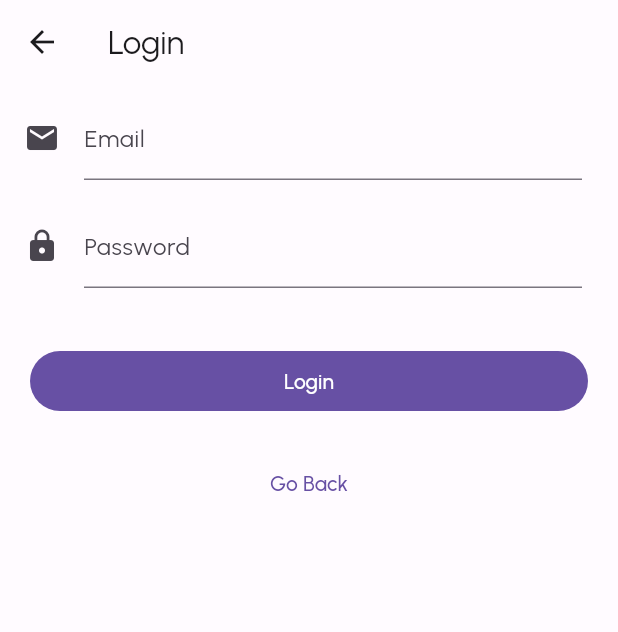
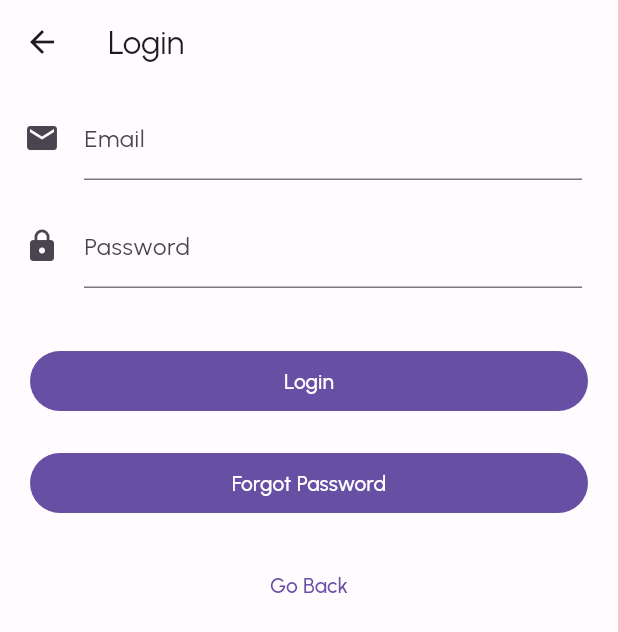
Before and after one commit to lbal837/capstone, a Flutter app: the screen it shows after launch, after a tap on "Login", on a phone screen of 412 x 824 dp. Shown: the top 632 px of the screen. Run offline on Flutter 3.47's test engine with Material 2 defaults, Android fonts, the phone set to English and light mode, and no system bars; our stand-ins replace firebase_core, firebase_messaging, flutter_spinkit, shared_preferences; missing offline and left inert: amazon_cognito_identity_dart_2; accounts and stored records are empty.

Commit message:
Move forgotPasswordButton to login_screen.dart

```diff
--- a/frontend/lib/ui/home/home_screen.dart
+++ b/frontend/lib/ui/home/home_screen.dart
@@ -5,7 +5,6 @@ import 'package:frontend/data/user_repository.dart';
 import 'package:frontend/domain/patient.dart';
 import 'package:frontend/secrets.dart';
 import 'package:frontend/ui/home/widgets/home_confirm_user_button.dart';
-import 'package:frontend/ui/home/widgets/home_forgot_password_button.dart';
 import 'package:frontend/ui/home/widgets/home_login_user_button.dart';
 import 'package:frontend/ui/home/widgets/home_sign_up_user_button.dart';
 import 'package:frontend/ui/patients_portal/patients_portal_screen.dart';
@@ -86,7 +85,6 @@ class _MyHomePageState extends State<MyHomePage> {
                     ),
                     SignUpUserButton(screenSize: screenSize),
                     ConfirmUserButton(screenSize: screenSize),
-                    ForgotPasswordButton(screenSize: screenSize),
                   ],
                 );
               }
--- a/frontend/lib/ui/login/login_screen.dart
+++ b/frontend/lib/ui/login/login_screen.dart
@@ -5,6 +5,7 @@ import 'package:frontend/domain/user.dart';
 import 'package:frontend/secrets.dart';
 import 'package:frontend/ui/confirmation/confirmation_screen.dart';
 import 'package:frontend/ui/home/home_screen.dart';
+import 'package:frontend/ui/login/widgets/login_forgot_password_button.dart';
 import 'package:frontend/ui/login/widgets/login_go_back_button.dart';
 import 'package:frontend/ui/login/widgets/login_user_button.dart';
 import 'package:frontend/ui/login/widgets/login_user_email.dart';
@@ -99,6 +100,7 @@ class LoginScreenState extends State<LoginScreen> {
 
   @override
   Widget build(BuildContext context) {
+    final screenSize = MediaQuery.of(context).size;
     return FutureBuilder(
         future: _getValues(),
         builder: (context, AsyncSnapshot<UserService> snapshot) {
@@ -119,6 +121,7 @@ class LoginScreenState extends State<LoginScreen> {
                         LoginUserEmail(widget: widget, user: _user),
                         LoginUserPassword(user: _user),
                         LoginUserButton(onPressed: () => submit(context)),
+                        LoginForgotPasswordButton(screenSize: screenSize),
                         LoginGoBackButton(
                           onPressed: () {
                             Navigator.pop(context);
--- a/frontend/lib/ui/home/widgets/home_forgot_password_button.dart
+++ b/frontend/lib/ui/login/widgets/login_forgot_password_button.dart
@@ -1,8 +1,8 @@
 import 'package:flutter/material.dart';
 import 'package:frontend/ui/initiate_forgot_password/initiate_forgot_password_screen.dart';
 
-class ForgotPasswordButton extends StatelessWidget {
-  const ForgotPasswordButton({
+class LoginForgotPasswordButton extends StatelessWidget {
+  const LoginForgotPasswordButton({
     super.key,
     required this.screenSize,
   });
```
